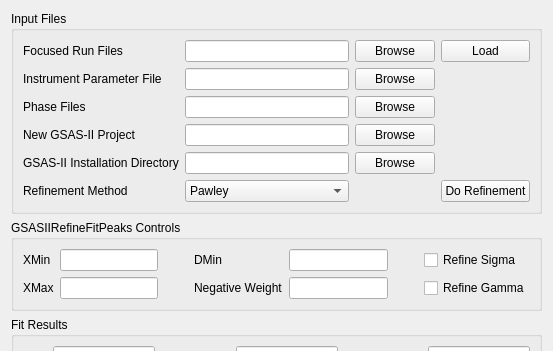
Qt form qt/scientific_interfaces/EnggDiffraction/EnggDiffractionQtTabGSAS.ui (mantidproject/mantid) before a commit; both pictures show x 0 to 553 and y 0 to 351 of the 553 by 658 pixel window.
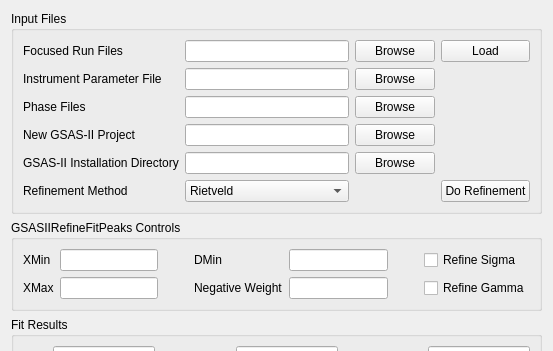
The same form after that commit.

Commit message:
Re #15552 Improve defaults on GUI
Plot fitted peaks by default, and default to Rietveld

Diff of the .ui file:
```diff
--- a/qt/scientific_interfaces/EnggDiffraction/EnggDiffractionQtTabGSAS.ui
+++ b/qt/scientific_interfaces/EnggDiffraction/EnggDiffractionQtTabGSAS.ui
@@ -49,7 +49,7 @@
        <widget class="QComboBox" name="comboBox_refinementMethod">
         <item>
          <property name="text">
-          <string>Pawley</string>
+          <string>Rietveld</string>
          </property>
         </item>
         <item>
```
Left out of the diff: 2 changed lines with no effect on the pictures. The commit also changes 1 other file.
